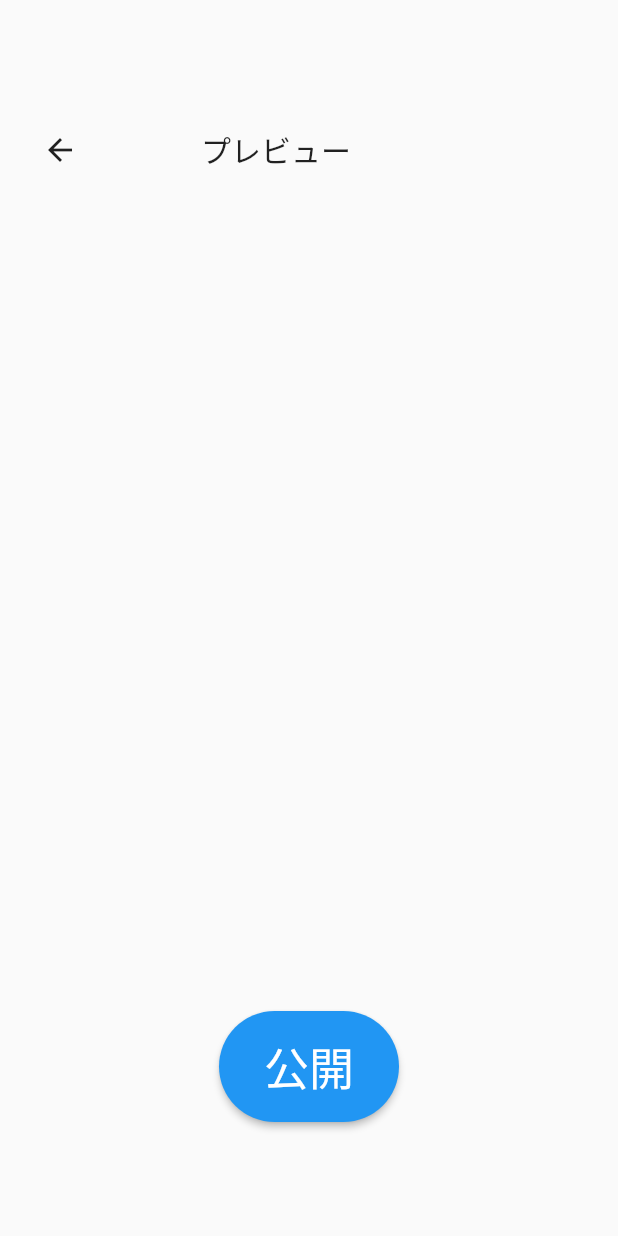
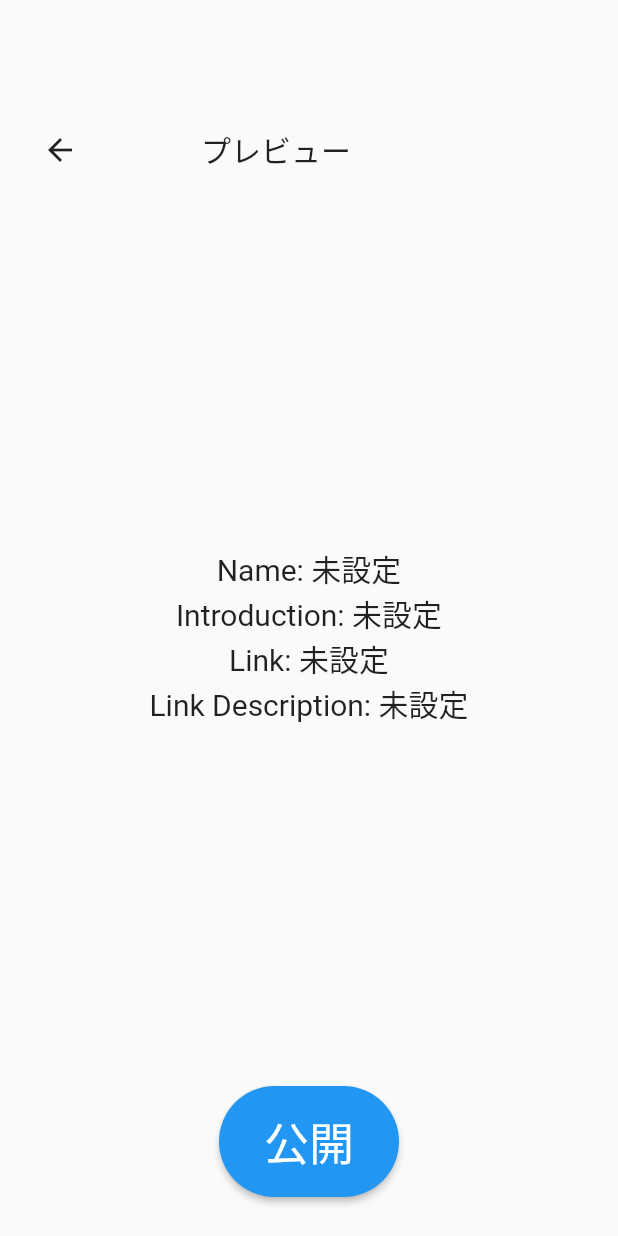
Before and after one commit to watnows/hackathon-2003-TeamE, a Flutter app: the PreviewPage screen opened directly, on a phone screen of 412 x 824 dp. Run offline on Flutter 3.47's test engine with Material 2 defaults, Android fonts, the phone set to English and light mode, and no system bars; our stand-ins replace firebase_core, flutter_riverpod, gap, image_picker; accounts and stored records are empty.

Commit message:
プレビュー画面最低限ライン実装完了

```diff
--- a/pigon/lib/main.dart
+++ b/pigon/lib/main.dart
@@ -5,18 +5,17 @@ import 'package:pigon/firebase_options.dart';
 import 'home_page.dart';
 
 final userInformationProvider =
-    StateNotifierProvider.autoDispose<UserInformation, dynamic>((ref) {
-  return UserInformation(ref);
+    StateNotifierProvider<UserInformation, dynamic>((ref) {
+  return UserInformation();
 });
 
 class UserInformation extends StateNotifier<Map> {
-  UserInformation(this.ref) : super({});
-  final Ref ref;
+  UserInformation() : super({});
+
   void addInformation(userdata) {
     state = userdata;
-    print('\n--------state--------');
-    print(state);
   }
+
 }
 
 void main() async {
--- a/pigon/lib/preview_page.dart
+++ b/pigon/lib/preview_page.dart
@@ -1,4 +1,3 @@
-// import 'dart:js_interop';
 import 'package:flutter/material.dart';
 import 'package:flutter_riverpod/flutter_riverpod.dart';
 import 'main.dart';
@@ -10,26 +9,6 @@ class PreviewPage extends ConsumerWidget {
   @override
   Widget build(BuildContext context, WidgetRef ref) {
     final userInformation = ref.read(userInformationProvider);
-    print('\n-------prev---------');
-    print(userInformation);
-
-    //return Scaffold(
-    // body: Column(
-    //   children: [
-    // Expanded(
-    //   child: userInformation.when(
-    //     data: (data) {
-    //       return ListView.builder(
-    //         itemCount: data.length,
-    //         itemBuilder: (BuildContext context, int index) {
-    //           return Text(data[index]);
-    //         },
-    //       );
-    //     },
-    //     loading: () => const CircularProgressIndicator(),
-    //     error: (err, stack) => Text('Error: $err'),
-    //   ),
-    // ),
 
   return Scaffold(
   body: Padding(
@@ -53,7 +32,21 @@ class PreviewPage extends ConsumerWidget {
             ),
           ],
         ),
-            const Gap(550),
+
+        Expanded(
+          child: Center(
+            child: Column(
+              mainAxisAlignment: MainAxisAlignment.center,
+              children: [
+                Text('Name: ${userInformation['name'] ?? '未設定'}', style: const TextStyle(fontSize: 20)),
+                Text('Introduction: ${userInformation['introduction'] ?? '未設定'}', style: const TextStyle(fontSize: 20)),
+                Text('Link: ${userInformation['link'] ?? '未設定'}', style: const TextStyle(fontSize: 20)),
+                Text('Link Description: ${userInformation['linkDescription'] ?? '未設定'}', style: const TextStyle(fontSize: 20)),
+              ],
+            ),
+          ),
+        ),
+
         ElevatedButton(
           onPressed: () {
             Navigator.push(
@@ -62,9 +55,8 @@ class PreviewPage extends ConsumerWidget {
             );
           },
           style: ElevatedButton.styleFrom(
-                shape: const StadiumBorder(), // ボタンの形状を楕円形にします
-                padding: const EdgeInsets.symmetric(
-                    horizontal: 30, vertical: 15), // 横と縦のパディングを適切に調整します
+            shape: const StadiumBorder(),
+            padding: const EdgeInsets.symmetric(horizontal: 30, vertical: 15),
           ),
           child: const Text(
             '公開',
@@ -78,5 +70,6 @@ class PreviewPage extends ConsumerWidget {
     ),
   ),
 );
+
   }
 }
```
Lines whose indentation alone changed are shown as unchanged.
